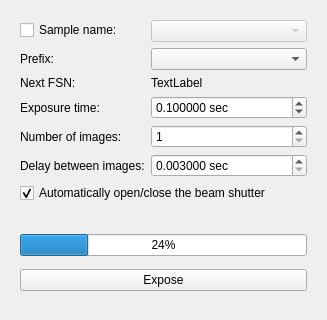
First picture: the form in cct/qtgui/measurement/singleexposure/singleexposure.ui, repository awacha/cct, before the edit.
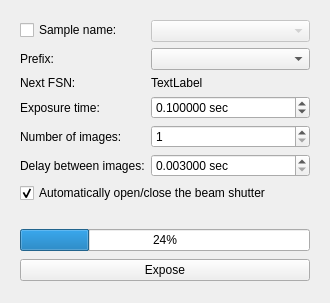
Second picture: the form after the edit. Icons and pictures are not drawn.

Commit message: Singleexposure can show the image

The edit to the form file:
```diff
--- a/cct/qtgui/measurement/singleexposure/singleexposure.ui
+++ b/cct/qtgui/measurement/singleexposure/singleexposure.ui
@@ -6,8 +6,8 @@
    <rect>
     <x>0</x>
     <y>0</y>
-    <width>327</width>
-    <height>320</height>
+    <width>330</width>
+    <height>303</height>
    </rect>
   </property>
   <property name="windowTitle">
```
The commit also changes 1 other file.
